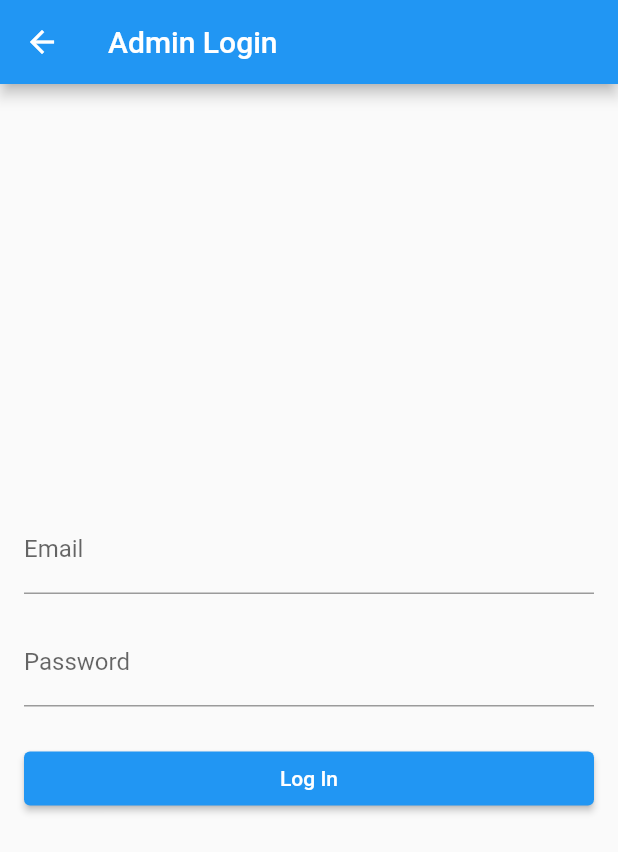
After one commit to Chin-ma/flutter-studenthelpdesk, a Flutter app: the LandingScreen screen opened directly, after a tap on "Admin Login", on a phone screen of 412 x 824 dp. The commit adds this screen. Shown: the top 852 px of the screen. Run offline on Flutter 3.47's test engine with Material 2 defaults, Android fonts, the phone set to English and light mode, and no system bars; our stand-ins replace cloud_firestore, firebase_auth, firebase_core, google_sign_in, shared_preferences; accounts and stored records are empty; network calls fail.

Commit message:
Added Admin Screen

```diff
--- /dev/null
+++ b/lib/screens/adminLoginScreen.dart
@@ -0,0 +1,92 @@
+import 'package:firebase_auth/firebase_auth.dart';
+import 'package:flutter/material.dart';
+import 'package:flutter_ui/screens/adminScreen.dart';
+
+class AdminLoginScreen extends StatefulWidget {
+  @override
+  _AdminLoginScreenState createState() => _AdminLoginScreenState();
+}
+
+class _AdminLoginScreenState extends State<AdminLoginScreen> {
+  final FirebaseAuth _auth = FirebaseAuth.instance;
+  final TextEditingController _emailController = TextEditingController();
+  final TextEditingController _passwordController = TextEditingController();
+  bool _isLoading = false;
+
+  Future<void> _signInAdmin(BuildContext context) async {
+    setState(() {
+      _isLoading = true;
+    });
+
+    try {
+      final String email = _emailController.text.trim();
+      final String password = _passwordController.text;
+
+      await _auth.signInWithEmailAndPassword(email: email, password: password);
+      Navigator.pushReplacement(
+        context,
+        MaterialPageRoute(builder: (context) => AdminScreen()),
+      );
+    } catch (e) {
+      print('Error: $e');
+      showDialog(
+        context: context,
+        builder: (BuildContext context) {
+          return AlertDialog(
+            title: Text('Error'),
+            content: Text('Invalid email or password'),
+            actions: [
+              TextButton(
+                onPressed: () {
+                  Navigator.pop(context);
+                },
+                child: Text('OK'),
+              ),
+            ],
+          );
+        },
+      );
+    } finally {
+      setState(() {
+        _isLoading = false;
+      });
+    }
+  }
+
+  @override
+  Widget build(BuildContext context) {
+    return Scaffold(
+      appBar: AppBar(
+        title: Text('Admin Login'),
+      ),
+      body: Padding(
+        padding: const EdgeInsets.all(16.0),
+        child: Column(
+          mainAxisAlignment: MainAxisAlignment.center,
+          crossAxisAlignment: CrossAxisAlignment.stretch,
+          children: [
+            TextField(
+              controller: _emailController,
+              decoration: InputDecoration(
+                labelText: 'Email',
+              ),
+            ),
+            const SizedBox(height: 16),
+            TextField(
+              controller: _passwordController,
+              decoration: InputDecoration(
+                labelText: 'Password',
+              ),
+              obscureText: true,
+            ),
+            const SizedBox(height: 24),
+            ElevatedButton(
+              onPressed: _isLoading ? null : () => _signInAdmin(context),
+              child: _isLoading ? CircularProgressIndicator() : Text("Log In"),
+            ),
+          ],
+        ),
+      ),
+    );
+  }
+}
--- a/lib/screens/landing.dart
+++ b/lib/screens/landing.dart
@@ -1,4 +1,5 @@
 import 'package:flutter/material.dart';
+import 'package:flutter_ui/screens/adminLoginScreen.dart';
 import 'package:flutter_ui/screens/login.dart';
 import 'package:flutter_ui/screens/postEditScreen.dart';
 import 'package:flutter_ui/screens/postScreen.dart';
@@ -98,6 +99,24 @@ class LandingScreen extends StatelessWidget {
                 ),
               ],
             ),
+            const SizedBox(height: 20),
+            ElevatedButton(
+              onPressed: () {
+                Navigator.push(
+                  context,
+                  MaterialPageRoute(builder: (context) => AdminLoginScreen()),
+                );
+              },
+              style: ElevatedButton.styleFrom(
+                primary: Colors.purple,
+                onPrimary: Colors.white,
+                padding: const EdgeInsets.symmetric(horizontal: 40, vertical: 15),
+                shape: RoundedRectangleBorder(
+                  borderRadius: BorderRadius.circular(30.0),
+                ),
+              ),
+              child: Text('Admin Login', style: TextStyle(fontSize: 18)),
+            )
           ],
         ),
       ),
```
Also changed, not shown: lib/screens/adminReplyScreen.dart (added, +88 -0 lines), lib/screens/adminScreen.dart (added, +47 -0 lines), lib/widgets/admin_post_item.dart (added, +27 -0 lines).
